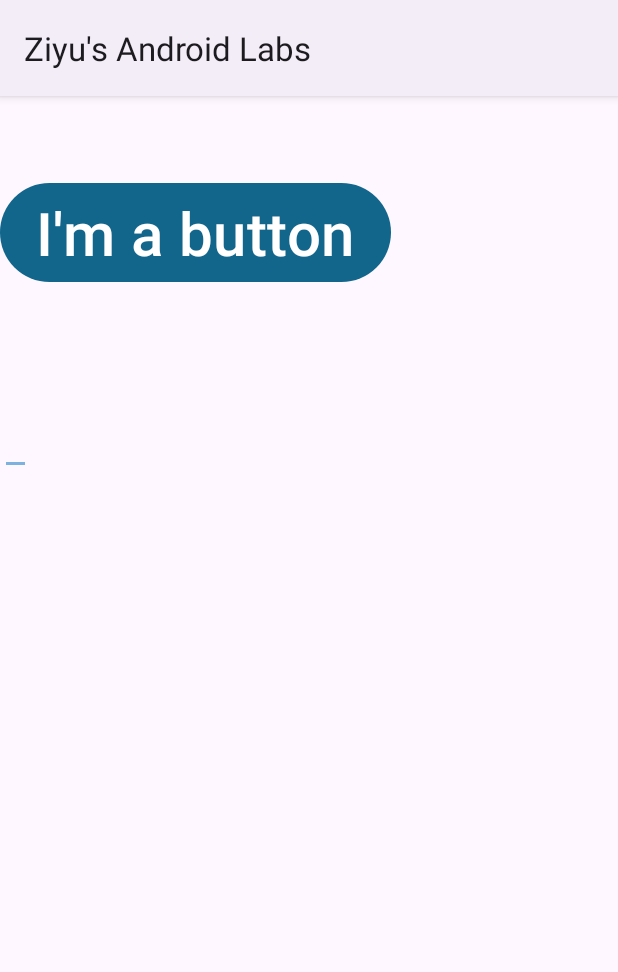
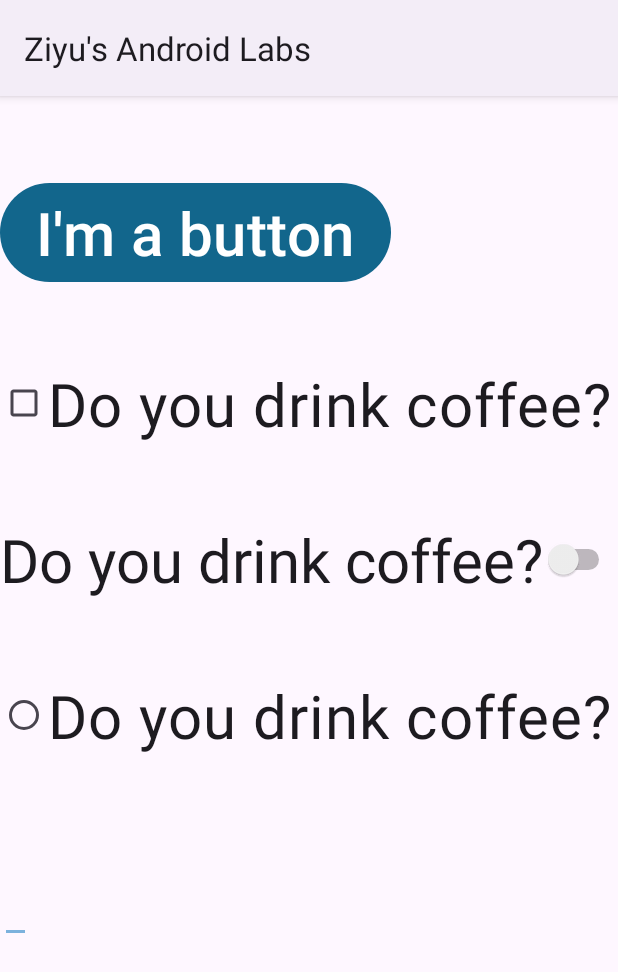
Before and after one commit to ZoeySongshu/Ziyus_Android_Labs, an Android app: the screen it shows after launch (MainActivity), on a phone screen of 412 x 824 dp. Shown: the top 972 px of the screen. Run offline under Robolectric (Android 15) with nearby library versions, the phone set to English and light mode, and no system bars.

Commit message:
added CompoundButtons

```diff
--- a/app/src/main/java/algonquin/cst2335/wang0935/data/MainViewModel.java
+++ b/app/src/main/java/algonquin/cst2335/wang0935/data/MainViewModel.java
@@ -1,12 +1,20 @@
 package algonquin.cst2335.wang0935.data;
 
 import androidx.lifecycle.MutableLiveData;
+import androidx.lifecycle.Observer;
 import androidx.lifecycle.ViewModel;
 
 public class MainViewModel extends ViewModel {
+        public MutableLiveData<String> userString = new MutableLiveData("");
+
+        public MutableLiveData<Boolean> CoffeeOrNot = new MutableLiveData<>(false);
+
+        public MutableLiveData<Boolean> getCoffeeOrNot() {
+                return CoffeeOrNot;
+        }
+        public void setCoffeeOrNot(boolean value) {
+                CoffeeOrNot.setValue(value);
+        }
 
 
-
-        public MutableLiveData<String> userString = new MutableLiveData("");
-
 }
--- a/app/src/main/java/algonquin/cst2335/wang0935/ui/MainActivity.java
+++ b/app/src/main/java/algonquin/cst2335/wang0935/ui/MainActivity.java
@@ -7,8 +7,13 @@ import androidx.lifecycle.ViewModelProvider;
 import android.os.Bundle;
 import android.view.View;
 import android.widget.Button;
+import android.widget.CheckBox;
+import android.widget.CompoundButton;
 import android.widget.EditText;
+import android.widget.RadioButton;
+import android.widget.Switch;
 import android.widget.TextView;
+
 
 import algonquin.cst2335.wang0935.R;
 import algonquin.cst2335.wang0935.data.MainViewModel;
@@ -37,6 +42,8 @@ public class MainActivity extends AppCompatActivity {
 
         EditText et = binding.myEditText;
 
+
+
         viewModel.userString.observe(this, new Observer<String>() {
             @Override
             public void onChanged(String s) {
@@ -52,6 +59,37 @@ public class MainActivity extends AppCompatActivity {
                 b.setText("You clicked the button");
 
             });
+
+
+        CheckBox cb = binding.coffeeCheckBox;
+
+        Switch sw = binding.coffeeSwitch;
+
+        RadioButton rb = binding.coffeeRadioButton;
+
+        cb.setOnCheckedChangeListener((buttonView, isChecked) -> {
+            viewModel.getCoffeeOrNot().postValue( isChecked );
+        });
+
+        sw.setOnCheckedChangeListener((btn, getCoffeeOrNot) -> {
+            viewModel.getCoffeeOrNot().postValue( getCoffeeOrNot );
+        });
+
+        rb.setOnCheckedChangeListener((btn, getCoffeeOrNot) -> {
+            viewModel.getCoffeeOrNot().postValue( getCoffeeOrNot );
+        });
+
+        viewModel.getCoffeeOrNot().observe(this, newBool -> {
+                cb.setChecked(newBool);
+                sw.setChecked(newBool);
+                rb.setChecked(newBool);
+        });
+
+
+
+
+
+
         }
 
     }
--- a/app/src/main/res/layout/activity_main.xml
+++ b/app/src/main/res/layout/activity_main.xml
@@ -22,6 +22,33 @@
         android:text="@string/button_text"
          />
 
+    <CheckBox
+        android:id="@+id/coffeeCheckBox"
+        android:textSize="40dp"
+        android:layout_width="wrap_content"
+        android:layout_height="wrap_content"
+        android:layout_marginBottom="50dp"
+        android:text="@string/coffee_text"
+        />
+
+    <Switch
+        android:id="@+id/coffeeSwitch"
+        android:textSize="40dp"
+        android:layout_width="wrap_content"
+        android:layout_height="wrap_content"
+        android:layout_marginBottom="50dp"
+        android:text="@string/coffee_text"
+        />
+
+    <RadioButton
+        android:id="@+id/coffeeRadioButton"
+        android:textSize="40dp"
+        android:layout_width="wrap_content"
+        android:layout_height="wrap_content"
+        android:layout_marginBottom="50dp"
+        android:text="@string/coffee_text"
+        />
+
     <EditText
         android:id="@+id/myEditText"
         android:textSize="40dp"
--- a/app/src/main/res/values/strings.xml
+++ b/app/src/main/res/values/strings.xml
@@ -4,5 +4,6 @@
     <string name="button_message">I‘m a button</string>
     <string name="editMessage">I\'m an edit text</string>
     <string name="button_text">I\'m a button</string>
+    <string name="coffee_text">Do you drink coffee?</string>
 
 </resources>
```
Also changed, not shown: 2 other files.
